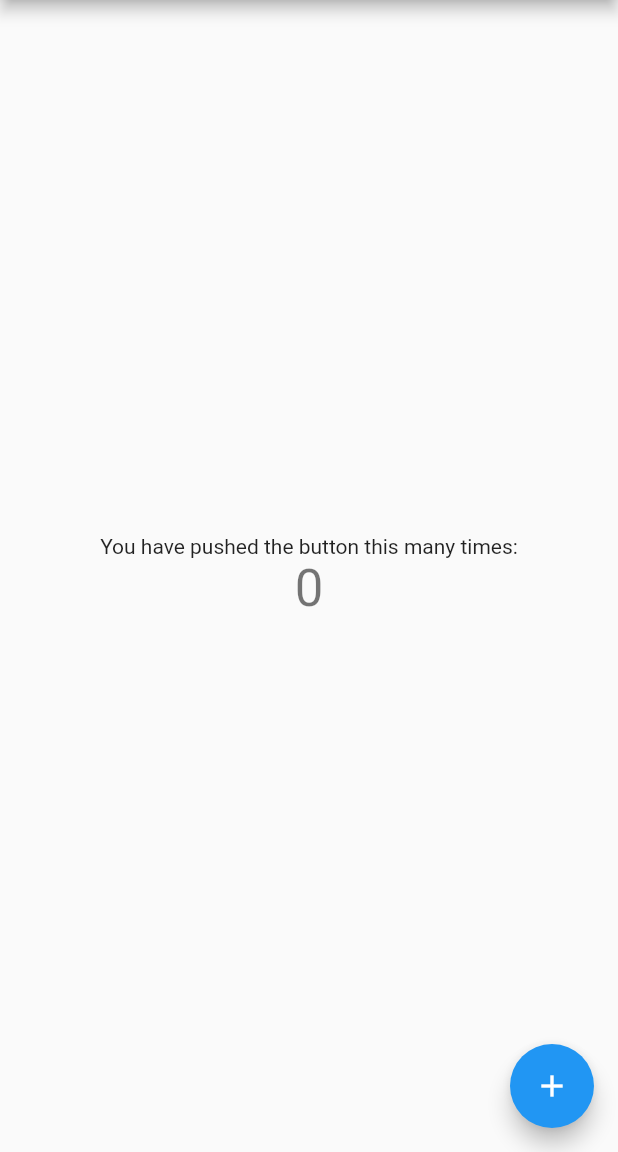
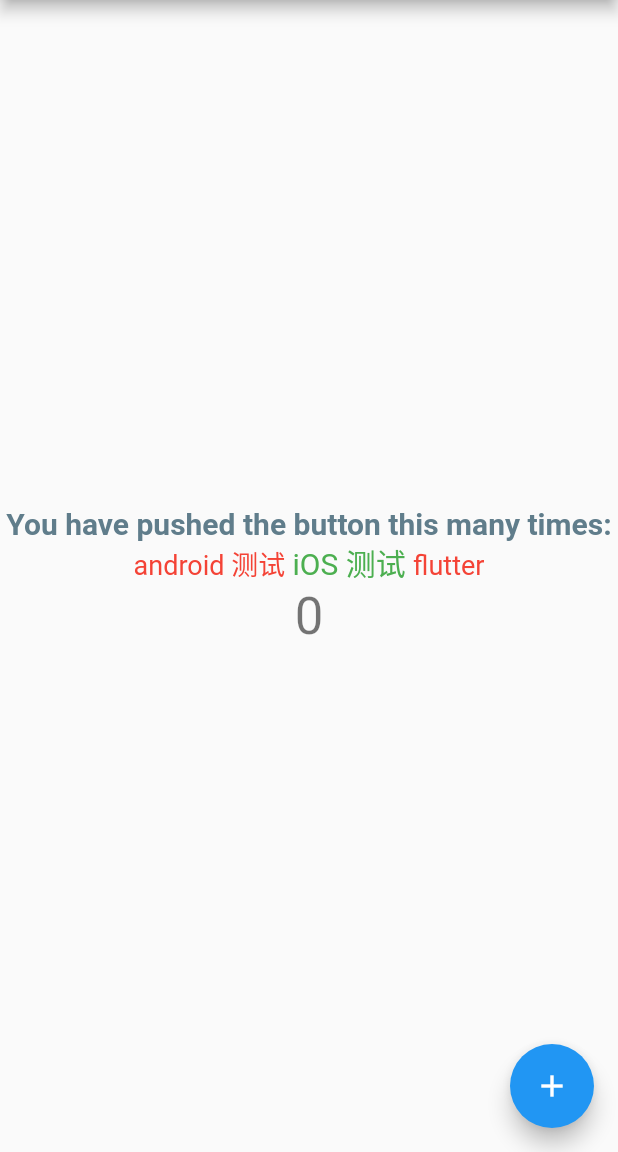
Before and after one commit to hw20101101/flutter_demo, a Flutter app: the screen it shows after launch, on a phone screen of 412 x 824 dp, the part 84-1236 px from its top. Run offline on Flutter 3.47's test engine with Material 2 defaults, Android fonts, the phone set to English and light mode, and no system bars.

Commit message:
学习普通文本和富文本

```diff
--- a/lib/main.dart
+++ b/lib/main.dart
@@ -101,6 +101,11 @@ class _MyHomePageState extends State<MyHomePage> with WidgetsBindingObserver{
     // The Flutter framework has been optimized to make rerunning build methods
     // fast, so that you can just rebuild anything that needs updating rather
     // than having to individually change instances of widgets.
+
+    //定义富文本样式
+    TextStyle greenStyle = TextStyle(fontWeight: FontWeight.normal, fontSize: 20, color: Colors.green);
+    TextStyle redStyle = TextStyle(fontWeight: FontWeight.normal, fontSize: 18, color: Colors.red);
+
     return Scaffold(
       appBar: AppBar(
         // Here we take the value from the MyHomePage object that was created by
@@ -118,7 +123,19 @@ class _MyHomePageState extends State<MyHomePage> with WidgetsBindingObserver{
           children: <Widget>[
             Text(
               'You have pushed the button this many times:',
+              textAlign: TextAlign.center,
+              style: TextStyle(fontWeight: FontWeight.bold, fontSize: 20, color: Colors.blueGrey),
             ),
+            Text.rich(
+              TextSpan(
+                children: <TextSpan>[
+                  TextSpan(text: 'android 测试', style: redStyle),
+                  TextSpan(text: ' iOS 测试 ', style: greenStyle),
+                  TextSpan(text: 'flutter', style: redStyle),
+                ]
+              ),
+              textAlign: TextAlign.center,
+            ),  //富文本
             Text(
               '$_counter',
               style: Theme.of(context).textTheme.headline4,
```
